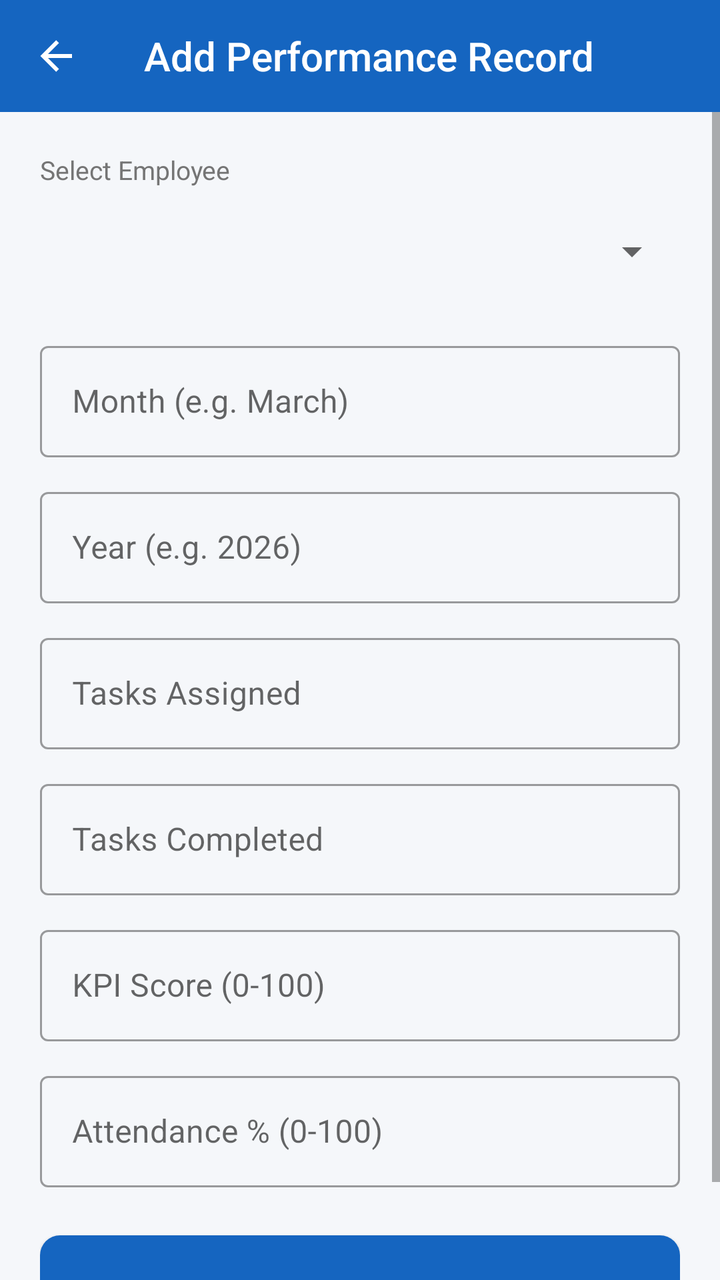
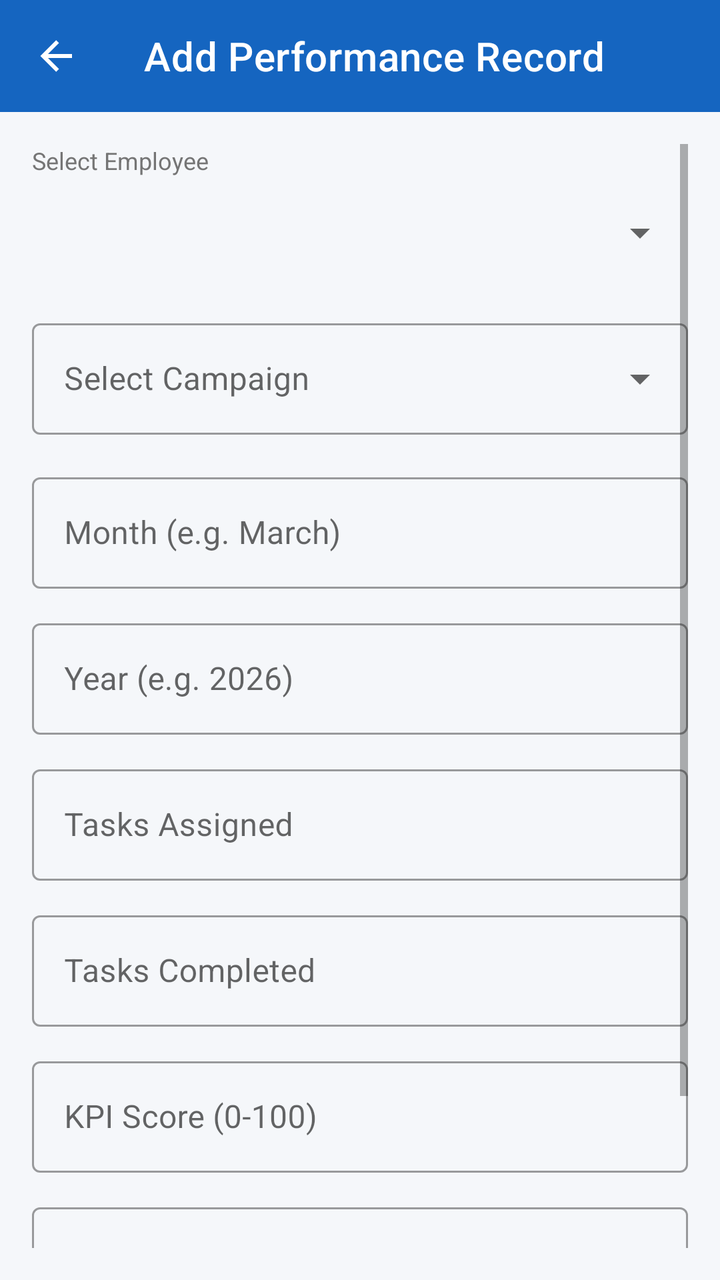

Two renders of the same Android screen: before a commit and after it. Below are the layout's source before the change and the commit's diff.
<!-- AndroidManifest.xml: application theme Theme.WorkVerse -->
<!-- res/layout/activity_add_performance.xml -->
<?xml version="1.0" encoding="utf-8"?>
<LinearLayout xmlns:android="http://schemas.android.com/apk/res/android"
    xmlns:app="http://schemas.android.com/apk/res-auto"
    android:layout_width="match_parent"
    android:layout_height="match_parent"
    android:background="@color/background"
    android:orientation="vertical">

    <androidx.appcompat.widget.Toolbar
        android:id="@+id/toolbar"
        style="@style/WorkVerse.Toolbar"
        android:layout_width="match_parent"
        android:layout_height="?attr/actionBarSize"
        app:navigationIcon="@drawable/ic_back"
        app:title="Add Performance Record" />

    <ScrollView
        android:layout_width="match_parent"
        android:layout_height="0dp"
        android:layout_weight="1">

        <LinearLayout
            android:layout_width="match_parent"
            android:layout_height="wrap_content"
            android:orientation="vertical"
            android:padding="20dp">

            <TextView
                android:layout_width="wrap_content"
                android:layout_height="wrap_content"
                android:layout_marginBottom="6dp"
                android:text="Select Employee"
                android:textColor="@color/text_secondary"
                android:textSize="13sp" />

            <Spinner
                android:id="@+id/spinnerEmployee"
                android:layout_width="match_parent"
                android:layout_height="52dp"
                android:layout_marginBottom="16dp"
                android:padding="12dp" />

            <com.google.android.material.textfield.TextInputLayout
                style="@style/Widget.MaterialComponents.TextInputLayout.OutlinedBox"
                android:layout_width="match_parent"
                android:layout_height="wrap_content"
                android:layout_marginBottom="12dp"
                android:hint="Month (e.g. March)">

                <com.google.android.material.textfield.TextInputEditText
                    android:id="@+id/etMonth"
                    android:layout_width="match_parent"
                    android:layout_height="wrap_content"
                    android:inputType="text" />
            </com.google.android.material.textfield.TextInputLayout>

            <com.google.android.material.textfield.TextInputLayout
                style="@style/Widget.MaterialComponents.TextInputLayout.OutlinedBox"
                android:layout_width="match_parent"
                android:layout_height="wrap_content"
                android:layout_marginBottom="12dp"
                android:hint="Year (e.g. 2026)">

                <com.google.android.material.textfield.TextInputEditText
                    android:id="@+id/etYear"
                    android:layout_width="match_parent"
                    android:layout_height="wrap_content"
                    android:inputType="number" />
            </com.google.android.material.textfield.TextInputLayout>

            <com.google.android.material.textfield.TextInputLayout
                style="@style/Widget.MaterialComponents.TextInputLayout.OutlinedBox"
                android:layout_width="match_parent"
                android:layout_height="wrap_content"
                android:layout_marginBottom="12dp"
                android:hint="Tasks Assigned">

                <com.google.android.material.textfield.TextInputEditText
                    android:id="@+id/etTasksAssigned"
                    android:layout_width="match_parent"
                    android:layout_height="wrap_content"
                    android:inputType="number" />
            </com.google.android.material.textfield.TextInputLayout>

            <com.google.android.material.textfield.TextInputLayout
                style="@style/Widget.MaterialComponents.TextInputLayout.OutlinedBox"
                android:layout_width="match_parent"
                android:layout_height="wrap_content"
                android:layout_marginBottom="12dp"
                android:hint="Tasks Completed">

                <com.google.android.material.textfield.TextInputEditText
                    android:id="@+id/etTasksCompleted"
                    android:layout_width="match_parent"
                    android:layout_height="wrap_content"
                    android:inputType="number" />
            </com.google.android.material.textfield.TextInputLayout>

            <com.google.android.material.textfield.TextInputLayout
                style="@style/Widget.MaterialComponents.TextInputLayout.OutlinedBox"
                android:layout_width="match_parent"
                android:layout_height="wrap_content"
                android:layout_marginBottom="12dp"
                android:hint="KPI Score (0-100)">

                <com.google.android.material.textfield.TextInputEditText
                    android:id="@+id/etKpiScore"
                    android:layout_width="match_parent"
                    android:layout_height="wrap_content"
                    android:inputType="numberDecimal" />
            </com.google.android.material.textfield.TextInputLayout>

            <com.google.android.material.textfield.TextInputLayout
                style="@style/Widget.MaterialComponents.TextInputLayout.OutlinedBox"
                android:layout_width="match_parent"
                android:layout_height="wrap_content"
                android:layout_marginBottom="24dp"
                android:hint="Attendance % (0-100)">

                <com.google.android.material.textfield.TextInputEditText
                    android:id="@+id/etAttendance"
                    android:layout_width="match_parent"
                    android:layout_height="wrap_content"
                    android:inputType="numberDecimal" />
            </com.google.android.material.textfield.TextInputLayout>

            <Button
                android:id="@+id/btnSubmit"
                android:layout_width="match_parent"
                android:layout_height="56dp"
                android:background="@drawable/bg_btn_primary"
                android:text="SAVE PERFORMANCE RECORD"
                android:textColor="@android:color/white"
                android:textSize="15sp" />

            <ProgressBar
                android:id="@+id/progressBar"
                android:layout_width="wrap_content"
                android:layout_height="wrap_content"
                android:layout_gravity="center"
                android:layout_marginTop="12dp"
                android:visibility="gone" />
        </LinearLayout>
    </ScrollView>
</LinearLayout>
<!-- resources referenced by this layout -->
<resources>
  <color name="background">#F5F7FA</color>
  <color name="text_secondary">#757575</color>
  <!-- drawable bg_btn_primary (drawable) -->
  <?xml version="1.0" encoding="utf-8"?>
  <shape xmlns:android="http://schemas.android.com/apk/res/android">
      <solid android:color="#1565C0"/>
      <corners android:radius="10dp"/>
  </shape>
  <!-- drawable ic_back (drawable) -->
  <?xml version="1.0" encoding="utf-8"?>
  <vector xmlns:android="http://schemas.android.com/apk/res/android" android:width="24dp" android:height="24dp" android:viewportWidth="24" android:viewportHeight="24">
      <path android:fillColor="#FFFFFF" android:pathData="M20,11V13H8L13.5,18.5L12.08,19.92L4.16,12L12.08,4.08L13.5,5.5L8,11H20Z"/>
  </vector>
  <style name="WorkVerse.Toolbar" parent="Widget.AppCompat.Toolbar">
          <item name="android:background">@color/primary</item>
          <item name="android:theme">@style/ThemeOverlay.AppCompat.Dark.ActionBar</item>
      </style>
  <style name="Theme.WorkVerse" parent="Theme.MaterialComponents.Light.NoActionBar">
          <item name="colorPrimary">@color/primary</item>
          <item name="colorPrimaryVariant">@color/primary_dark</item>
          <item name="colorOnPrimary">@color/white</item>
          <item name="colorSecondary">@color/accent</item>
          <item name="android:colorBackground">@color/background</item>
          <item name="android:statusBarColor">@color/primary_dark</item>
      </style>
  <color name="primary">#1565C0</color>
  <color name="primary_dark">#0D47A1</color>
  <color name="white">#FFFFFF</color>
  <color name="accent">#FF8F00</color>
</resources>

<!-- the commit's change to res/layout/activity_add_performance.xml (unified diff, before → after) -->
@@ -3,143 +3,155 @@
     xmlns:app="http://schemas.android.com/apk/res-auto"
     android:layout_width="match_parent"
     android:layout_height="match_parent"
-    android:background="@color/background"
-    android:orientation="vertical">
+    android:orientation="vertical"
+    android:background="@color/background">
 
     <androidx.appcompat.widget.Toolbar
         android:id="@+id/toolbar"
-        style="@style/WorkVerse.Toolbar"
         android:layout_width="match_parent"
         android:layout_height="?attr/actionBarSize"
-        app:navigationIcon="@drawable/ic_back"
-        app:title="Add Performance Record" />
+        android:background="@color/primary"
+        app:titleTextColor="@color/white"
+        app:title="Add Performance Record"
+        app:navigationIcon="@drawable/ic_back"/>
 
     <ScrollView
         android:layout_width="match_parent"
-        android:layout_height="0dp"
-        android:layout_weight="1">
+        android:layout_height="match_parent"
+        android:padding="16dp">
 
         <LinearLayout
             android:layout_width="match_parent"
             android:layout_height="wrap_content"
-            android:orientation="vertical"
-            android:padding="20dp">
+            android:orientation="vertical">
 
+            
             <TextView
                 android:layout_width="wrap_content"
                 android:layout_height="wrap_content"
-                android:layout_marginBottom="6dp"
                 android:text="Select Employee"
                 android:textColor="@color/text_secondary"
-                android:textSize="13sp" />
+                android:textSize="12sp"
+                android:layout_marginBottom="4dp"/>
 
             <Spinner
-                android:id="@+id/spinnerEmployee"
+                android:id="@+id/spEmployee"
                 android:layout_width="match_parent"
-                android:layout_height="52dp"
-                android:layout_marginBottom="16dp"
-                android:padding="12dp" />
+                android:layout_height="48dp"
+                android:layout_marginBottom="16dp"/>
 
+            
+            <com.google.android.material.textfield.TextInputLayout
+                style="@style/Widget.MaterialComponents.TextInputLayout.OutlinedBox.ExposedDropdownMenu"
+                android:layout_width="match_parent"
+                android:layout_height="wrap_content"
+                android:layout_marginBottom="16dp">
+                <AutoCompleteTextView
+                    android:id="@+id/actCampaign"
+                    android:layout_width="match_parent"
+                    android:layout_height="wrap_content"
+                    android:hint="Select Campaign"
+                    android:inputType="none"/>
+            </com.google.android.material.textfield.TextInputLayout>
+
+            
             <com.google.android.material.textfield.TextInputLayout
                 style="@style/Widget.MaterialComponents.TextInputLayout.OutlinedBox"
                 android:layout_width="match_parent"
                 android:layout_height="wrap_content"
-                android:layout_marginBottom="12dp"
-                android:hint="Month (e.g. March)">
-
+                android:layout_marginBottom="12dp">
                 <com.google.android.material.textfield.TextInputEditText
                     android:id="@+id/etMonth"
                     android:layout_width="match_parent"
                     android:layout_height="wrap_content"
-                    android:inputType="text" />
+                    android:hint="Month (e.g. March)"/>
             </com.google.android.material.textfield.TextInputLayout>
 
+            
             <com.google.android.material.textfield.TextInputLayout
                 style="@style/Widget.MaterialComponents.TextInputLayout.OutlinedBox"
                 android:layout_width="match_parent"
                 android:layout_height="wrap_content"
-                android:layout_marginBottom="12dp"
-                android:hint="Year (e.g. 2026)">
-
+                android:layout_marginBottom="12dp">
                 <com.google.android.material.textfield.TextInputEditText
                     android:id="@+id/etYear"
                     android:layout_width="match_parent"
                     android:layout_height="wrap_content"
-                    android:inputType="number" />
+                    android:hint="Year (e.g. 2026)"
+                    android:inputType="number"/>
             </com.google.android.material.textfield.TextInputLayout>
 
+            
             <com.google.android.material.textfield.TextInputLayout
                 style="@style/Widget.MaterialComponents.TextInputLayout.OutlinedBox"
                 android:layout_width="match_parent"
                 android:layout_height="wrap_content"
-                android:layout_marginBottom="12dp"
-                android:hint="Tasks Assigned">
-
+                android:layout_marginBottom="12dp">
                 <com.google.android.material.textfield.TextInputEditText
                     android:id="@+id/etTasksAssigned"
                     android:layout_width="match_parent"
                     android:layout_height="wrap_content"
-                    android:inputType="number" />
+                    android:hint="Tasks Assigned"
+                    android:inputType="number"/>
             </com.google.android.material.textfield.TextInputLayout>
 
+            
             <com.google.android.material.textfield.TextInputLayout
                 style="@style/Widget.MaterialComponents.TextInputLayout.OutlinedBox"
                 android:layout_width="match_parent"
                 android:layout_height="wrap_content"
-                android:layout_marginBottom="12dp"
-                android:hint="Tasks Completed">
-
+                android:layout_marginBottom="12dp">
                 <com.google.android.material.textfield.TextInputEditText
                     android:id="@+id/etTasksCompleted"
                     android:layout_width="match_parent"
                     android:layout_height="wrap_content"
-                    android:inputType="number" />
+                    android:hint="Tasks Completed"
+                    android:inputType="number"/>
             </com.google.android.material.textfield.TextInputLayout>
 
+            
             <com.google.android.material.textfield.TextInputLayout
                 style="@style/Widget.MaterialComponents.TextInputLayout.OutlinedBox"
                 android:layout_width="match_parent"
                 android:layout_height="wrap_content"
-                android:layout_marginBottom="12dp"
-                android:hint="KPI Score (0-100)">
-
+                android:layout_marginBottom="12dp">
                 <com.google.android.material.textfield.TextInputEditText
                     android:id="@+id/etKpiScore"
                     android:layout_width="match_parent"
                     android:layout_height="wrap_content"
-                    android:inputType="numberDecimal" />
+                    android:hint="KPI Score (0-100)"
+                    android:inputType="numberDecimal"/>
             </com.google.android.material.textfield.TextInputLayout>
 
+            
             <com.google.android.material.textfield.TextInputLayout
                 style="@style/Widget.MaterialComponents.TextInputLayout.OutlinedBox"
                 android:layout_width="match_parent"
                 android:layout_height="wrap_content"
-                android:layout_marginBottom="24dp"
-                android:hint="Attendance % (0-100)">
-
+                android:layout_marginBottom="24dp">
                 <com.google.android.material.textfield.TextInputEditText
                     android:id="@+id/etAttendance"
                     android:layout_width="match_parent"
                     android:layout_height="wrap_content"
-                    android:inputType="numberDecimal" />
+                    android:hint="Attendance % (0-100)"
+                    android:inputType="numberDecimal"/>
             </com.google.android.material.textfield.TextInputLayout>
 
             <Button
-                android:id="@+id/btnSubmit"
+                android:id="@+id/btnSave"
                 android:layout_width="match_parent"
-                android:layout_height="56dp"
-                android:background="@drawable/bg_btn_primary"
+                android:layout_height="50dp"
                 android:text="SAVE PERFORMANCE RECORD"
-                android:textColor="@android:color/white"
-                android:textSize="15sp" />
+                android:backgroundTint="@color/primary"
+                android:textColor="@color/white"/>
 
             <ProgressBar
                 android:id="@+id/progressBar"
                 android:layout_width="wrap_content"
                 android:layout_height="wrap_content"
                 android:layout_gravity="center"
-                android:layout_marginTop="12dp"
-                android:visibility="gone" />
+                android:visibility="gone"/>
+
         </LinearLayout>
     </ScrollView>
 </LinearLayout>
<!-- resource entries referenced after the edit -->
@@ -2,21 +2,11 @@
 <resources>
   <color name="background">#F5F7FA</color>
   <color name="text_secondary">#757575</color>
-  <!-- drawable bg_btn_primary (drawable) -->
-  <?xml version="1.0" encoding="utf-8"?>
-  <shape xmlns:android="http://schemas.android.com/apk/res/android">
-      <solid android:color="#1565C0"/>
-      <corners android:radius="10dp"/>
-  </shape>
   <!-- drawable ic_back (drawable) -->
   <?xml version="1.0" encoding="utf-8"?>
   <vector xmlns:android="http://schemas.android.com/apk/res/android" android:width="24dp" android:height="24dp" android:viewportWidth="24" android:viewportHeight="24">
       <path android:fillColor="#FFFFFF" android:pathData="M20,11V13H8L13.5,18.5L12.08,19.92L4.16,12L12.08,4.08L13.5,5.5L8,11H20Z"/>
   </vector>
-  <style name="WorkVerse.Toolbar" parent="Widget.AppCompat.Toolbar">
-          <item name="android:background">@color/primary</item>
-          <item name="android:theme">@style/ThemeOverlay.AppCompat.Dark.ActionBar</item>
-      </style>
   <style name="Theme.WorkVerse" parent="Theme.MaterialComponents.Light.NoActionBar">
           <item name="colorPrimary">@color/primary</item>
           <item name="colorPrimaryVariant">@color/primary_dark</item>
